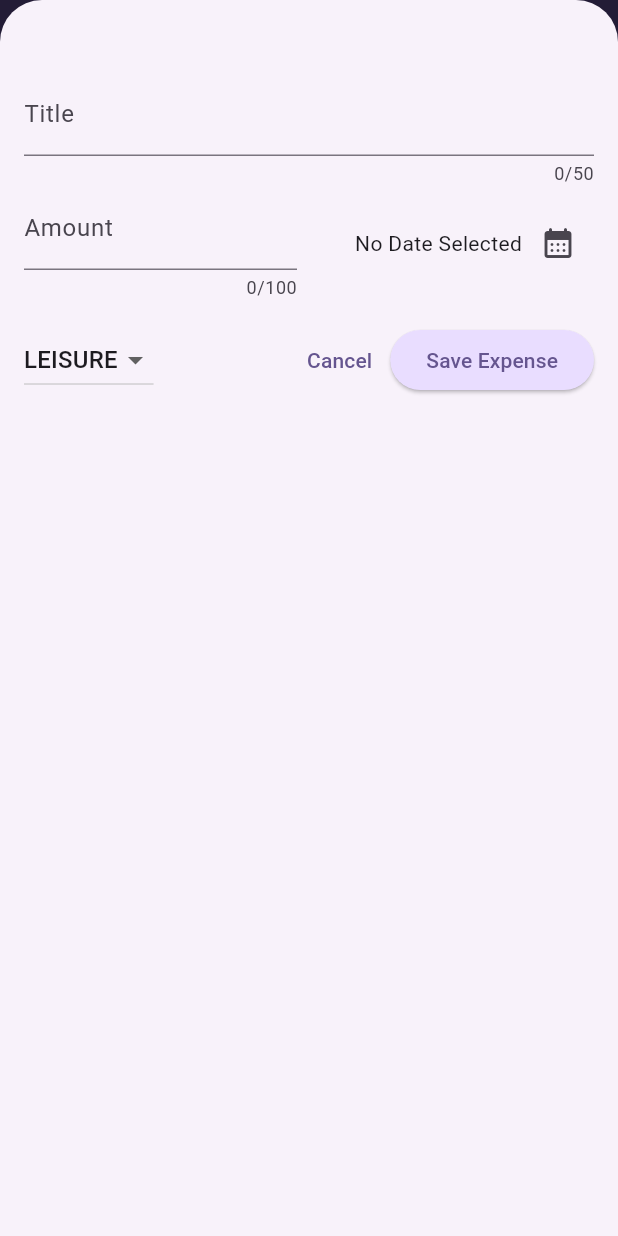
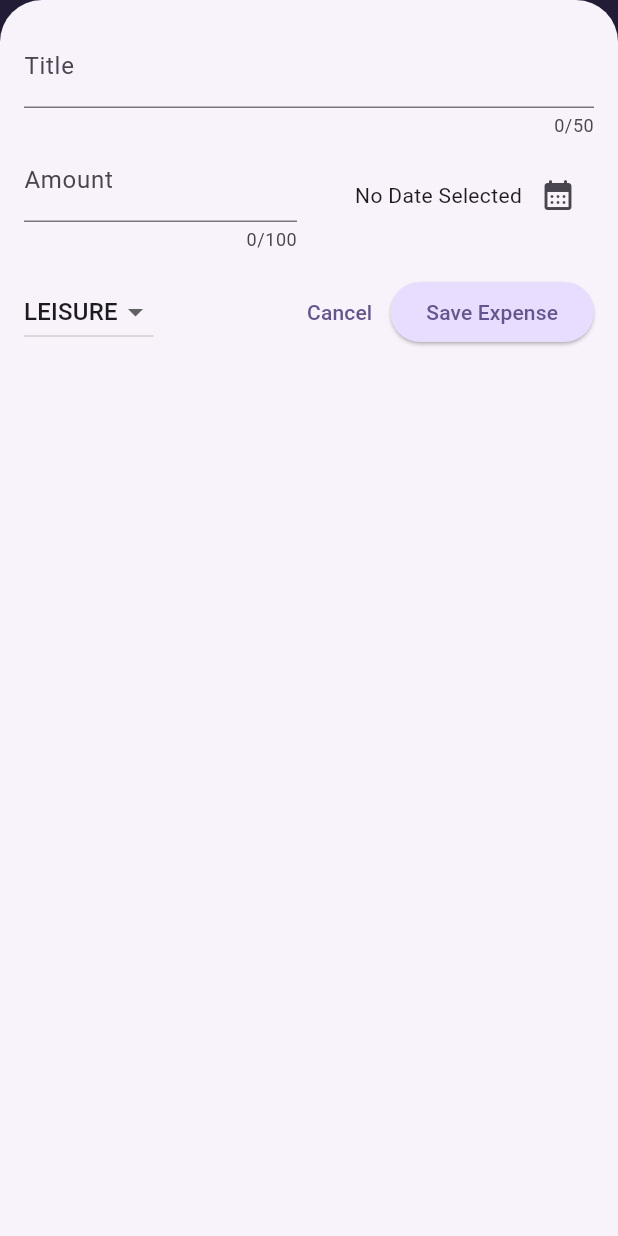
Before and after one commit to husseinalshargi/expenses_tracker, a Flutter app: the screen it shows after launch, after a tap on the "add" icon, on a phone screen of 412 x 824 dp. Run offline on Flutter 3.47's test engine with Material 3 defaults, Android fonts, the phone set to English and light mode, and no system bars.

Commit message:
responsive design and safe area adjustments

```diff
--- a/lib/widgets/expenses.dart
+++ b/lib/widgets/expenses.dart
@@ -32,6 +32,7 @@ class _ExpensesState extends State<Expenses> {
   void _openAddExpenseOverlay() {
     // add a new ui element
     showModalBottomSheet(
+      useSafeArea: true,
       isScrollControlled: true,
       context: context,
       builder: (ctx) => NewExpense(onAddExpense: _addExpense),
@@ -68,6 +69,8 @@ class _ExpensesState extends State<Expenses> {
 
   @override
   Widget build(BuildContext context) {
+    var width = MediaQuery.of(context).size.width;
+
     Widget mainContent = const Center(
       child: Text("No expenses found. Start adding some!"),
     );
@@ -81,6 +84,7 @@ class _ExpensesState extends State<Expenses> {
 
     return Scaffold(
       appBar: AppBar(
+        centerTitle: true,
         title: const Text('Flutter Expense App'),
         actions: [
           //to display buttons
@@ -90,12 +94,19 @@ class _ExpensesState extends State<Expenses> {
           ),
         ],
       ),
-      body: Column(
-        children: [
-          Chart(expenses: _registeredExpenses),
-          Expanded(child: mainContent),
-        ],
-      ),
+      body: width < 600
+          ? Column(
+              children: [
+                Chart(expenses: _registeredExpenses),
+                Expanded(child: mainContent),
+              ],
+            )
+          : Row(
+              children: [
+                Expanded(child: Chart(expenses: _registeredExpenses)),
+                Expanded(child: mainContent),
+              ],
+            ),
     );
   }
 }
--- a/lib/widgets/new_expense.dart
+++ b/lib/widgets/new_expense.dart
@@ -81,22 +81,106 @@ class _ExpensesState extends State<NewExpense> {
 
   @override
   Widget build(BuildContext context) {
-    return Padding(
-      padding: const EdgeInsets.fromLTRB(16, 48, 16, 16),
+    final keyboardSpace = MediaQuery.of(context).viewInsets.bottom;
+
+    return LayoutBuilder(
+      builder: (ctx, constrains) {
+        final width = constrains.maxWidth;
+
+        return SizedBox(
+          height: double.infinity,
+          child: SingleChildScrollView(
+            child: Padding(
+              padding: EdgeInsets.fromLTRB(16, 16, 16, keyboardSpace + 16),
               child: Column(
                 children: [
+                  if (width >= 600)
+                    Row(
+                      crossAxisAlignment: CrossAxisAlignment.start,
+                      children: [
+                        Expanded(
+                          child: TextField(
+                            controller: _titleController,
+                            maxLength: 50,
+                            decoration: const InputDecoration(
+                              label: Text('Title'),
+                            ),
+                          ),
+                        ),
+                        const SizedBox(width: 24),
+                        Expanded(
+                          child: TextField(
+                            maxLength: 100,
+                            controller: _amountController,
+                            keyboardType: TextInputType.numberWithOptions(
+                              decimal: true,
+                            ),
+                            decoration: InputDecoration(
+                              label: Text('Amount'),
+                              prefixText: '\$',
+                            ),
+                          ),
+                        ),
+                      ],
+                    )
+                  else
                     TextField(
                       controller: _titleController,
                       maxLength: 50,
                       decoration: const InputDecoration(label: Text('Title')),
                     ),
+                  if (width >= 600)
+                    Row(
+                      children: [
+                        DropdownButton(
+                          value: _selectedCategory,
+                          items: Category.values
+                              .map(
+                                (category) => DropdownMenuItem(
+                                  value: category,
+                                  child: Text(category.name.toUpperCase()),
+                                ),
+                              )
+                              .toList(),
+                          onChanged: (value) {
+                            if (value == null) {
+                              return;
+                            }
+                            setState(() {
+                              _selectedCategory = value;
+                            });
+                          },
+                        ),
+                        const SizedBox(width: 24),
+                        Expanded(
+                          child: Row(
+                            mainAxisAlignment: MainAxisAlignment.end,
+                            crossAxisAlignment: CrossAxisAlignment.center,
+                            children: [
+                              Text(
+                                _selectedDate == null
+                                    ? 'No Date Selected'
+                                    : formatter.format(_selectedDate!),
+                              ),
+                              IconButton(
+                                onPressed: _presentDatePicker,
+                                icon: Icon(Icons.calendar_month_rounded),
+                              ),
+                            ],
+                          ),
+                        ),
+                      ],
+                    )
+                  else
                     Row(
                       children: [
                         Expanded(
                           child: TextField(
                             maxLength: 100,
                             controller: _amountController,
-                  keyboardType: TextInputType.numberWithOptions(decimal: true),
+                            keyboardType: TextInputType.numberWithOptions(
+                              decimal: true,
+                            ),
                             decoration: InputDecoration(
                               label: Text('Amount'),
                               prefixText: '\$',
@@ -124,6 +208,23 @@ class _ExpensesState extends State<NewExpense> {
                       ],
                     ),
                   const SizedBox(height: 16),
+                  if (width >= 600)
+                    Row(
+                      children: [
+                        const Spacer(),
+                        TextButton(
+                          onPressed: () {
+                            Navigator.pop(context);
+                          },
+                          child: const Text("Cancel"),
+                        ),
+                        ElevatedButton(
+                          onPressed: _submitForm,
+                          child: const Text('Save Expense'),
+                        ),
+                      ],
+                    )
+                  else
                     Row(
                       children: [
                         DropdownButton(
@@ -160,6 +261,10 @@ class _ExpensesState extends State<NewExpense> {
                     ),
                 ],
               ), //decoration -> label of the text box
+            ),
+          ),
+        );
+      },
     );
   }
 }
```
Also changed, not shown: lib/main.dart (+7 -0 lines). Lines whose indentation alone changed are shown as unchanged.
